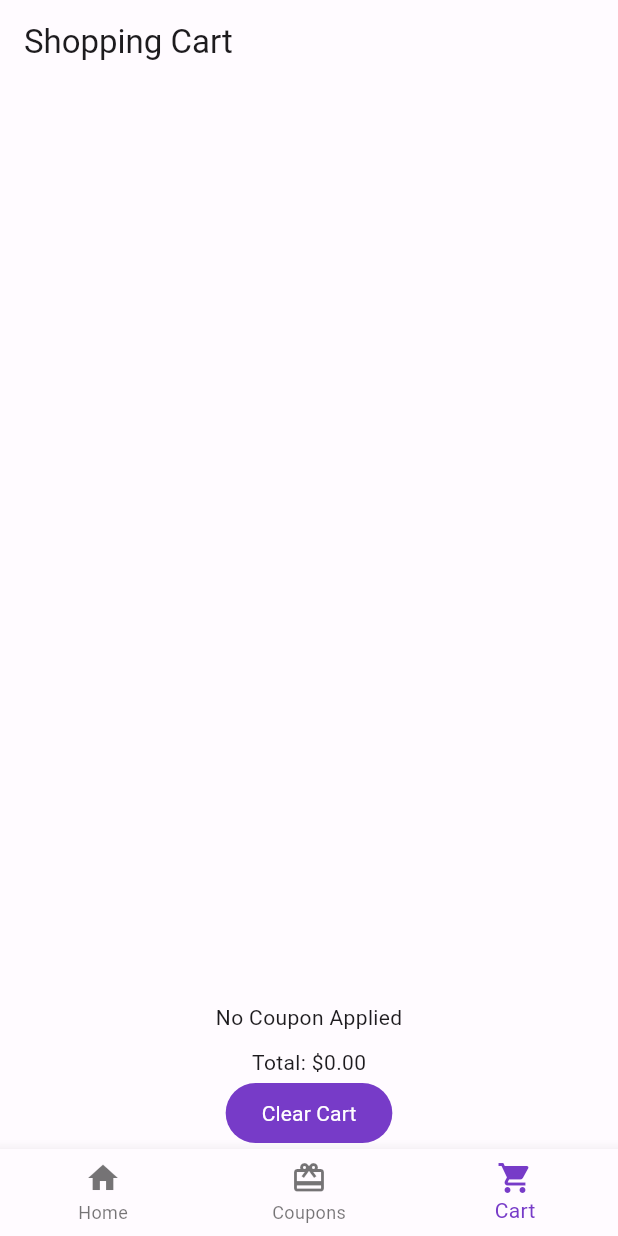
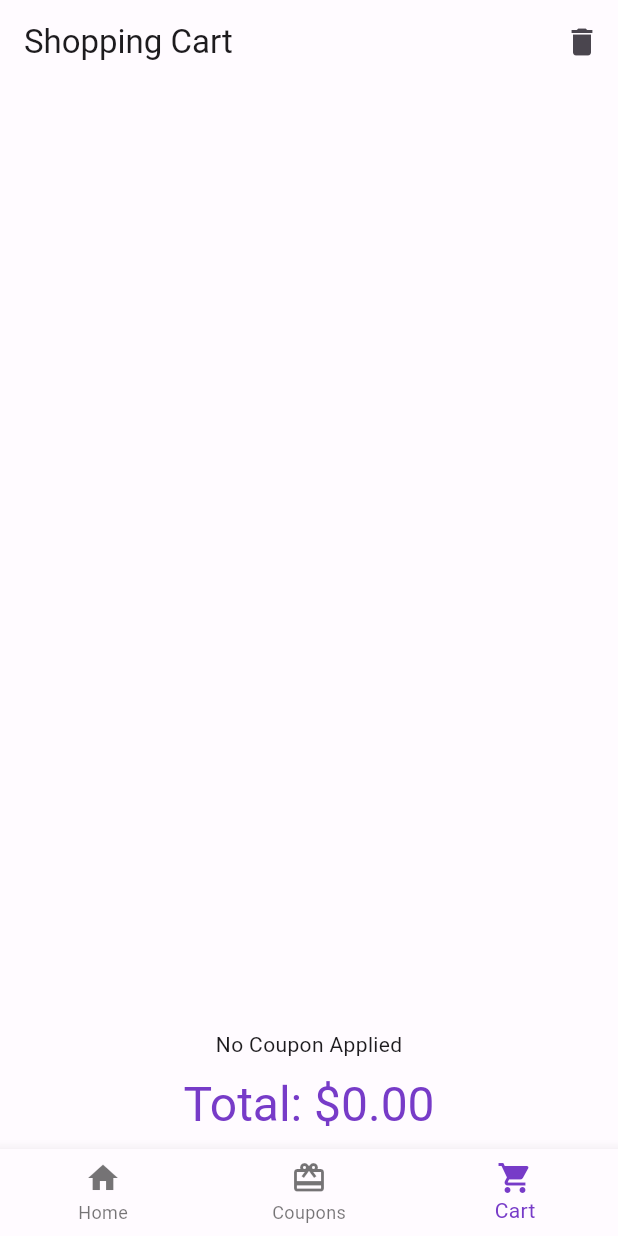
Before and after one commit to CemTitor/Tomming-List, a Flutter app: the screen it shows after launch, item 3 of the bottom bar chosen, on a phone screen of 412 x 824 dp. Run offline on Flutter 3.47's test engine with Material 2 defaults, Android fonts, the phone set to English and light mode, and no system bars.

Commit message:
Image parameter added to cart item model and cart screen featured

```diff
--- a/lib/models/cart_item.dart
+++ b/lib/models/cart_item.dart
@@ -4,6 +4,8 @@ class CartItem {
   final String title;
   final int quantity;
   final double price;
+  final String? imageUrl;
+
 
   CartItem({
     required this.id,
@@ -11,5 +13,6 @@ class CartItem {
     required this.title,
     required this.quantity,
     required this.price,
+    required this.imageUrl,
   });
 }
--- a/lib/providers/cart_provider.dart
+++ b/lib/providers/cart_provider.dart
@@ -64,6 +64,7 @@ class CartProvider with ChangeNotifier {
             title: existingItem.title,
             quantity: existingItem.quantity + quantity,
             price: existingItem.price,
+            imageUrl: existingItem.imageUrl,
           ),
         );
       } else {
@@ -75,6 +76,7 @@ class CartProvider with ChangeNotifier {
             title: product.name,
             quantity: quantity,
             price: product.price,
+            imageUrl: product.imageUrl,
           ),
         );
       }
@@ -99,6 +101,7 @@ class CartProvider with ChangeNotifier {
               title: existingItem.title,
               quantity: existingItem.quantity - quantity,
               price: existingItem.price,
+              imageUrl: existingItem.imageUrl,
             ),
           );
         } else {
--- a/lib/screens/cart_screen.dart
+++ b/lib/screens/cart_screen.dart
@@ -11,7 +11,14 @@ class CartScreen extends StatelessWidget {
     final cartProvider = Provider.of<CartProvider>(context);
 
     return Scaffold(
-      appBar: AppBar(title: const Text('Shopping Cart')),
+      appBar: AppBar(title: const Text('Shopping Cart'),actions: [
+        IconButton(
+          onPressed: () {
+            cartProvider.clear();
+          },
+          icon: const Icon(Icons.delete),
+        ),
+      ],),
       body: Column(
         children: <Widget>[
           const CartItemList(),
@@ -21,13 +28,11 @@ class CartScreen extends StatelessWidget {
               'Applied Coupon: ${cartProvider.selectedCoupon!.id} (${cartProvider.selectedCoupon!.discountType}: ${cartProvider.selectedCoupon!.value}%)')
               : const Text('No Coupon Applied'),
           const SizedBox(height: 10),
-          Text('Total: \$${cartProvider.totalPrice.toStringAsFixed(2)}'),
-          FilledButton(
-            onPressed: () {
-              cartProvider.clear();
-            },
-            child: const Text('Clear Cart'),
-          ),
+          Text('Total: \$${cartProvider.totalPrice.toStringAsFixed(2)}',
+              style: Theme.of(context).textTheme.headlineLarge?.copyWith(
+                color: Theme.of(context).primaryColor,
+              )),
+          const SizedBox(height: 10),
         ],
       ),
     );
```
Also changed, not shown: lib/widgets/cart_item_list.dart (+38 -5 lines).
